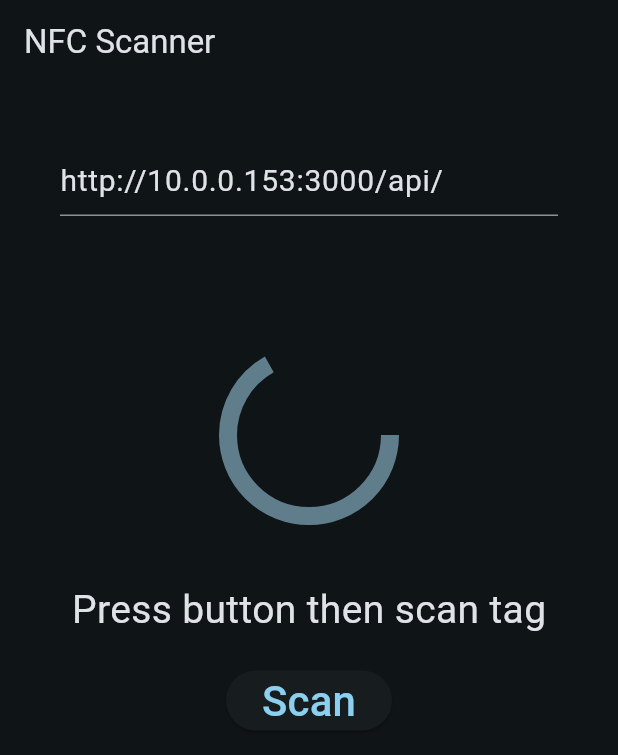
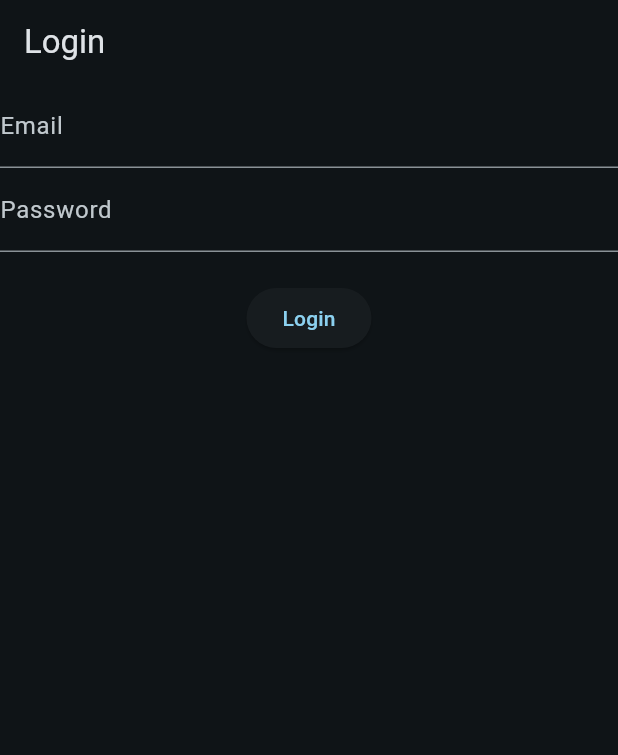
Before and after one commit to danielp1218/YRHacks2025, a Flutter app: the screen it shows after launch, on a phone screen of 412 x 824 dp. Shown: the top 755 px of the screen. Run offline on Flutter 3.47's test engine with Material 3 defaults, Android fonts, the light colour scheme and no system bars; our stand-ins replace flutter_dotenv, loading_animation_widget; missing offline and left inert: nfc_manager, supabase_auth_ui; accounts and stored records are empty.

Commit message:
mobile auth

```diff
--- /dev/null
+++ b/scanner/devtools_options.yaml
@@ -0,0 +1,3 @@
+description: This file stores settings for Dart & Flutter DevTools.
+documentation: https://docs.flutter.dev/tools/devtools/extensions#configure-extension-enablement-states
+extensions:
--- /dev/null
+++ b/scanner/lib/backend/auth.dart
@@ -0,0 +1,32 @@
+import 'package:flutter_dotenv/flutter_dotenv.dart';
+import 'package:supabase_auth_ui/supabase_auth_ui.dart';
+
+Future<void> initAuth() async {
+  Supabase.initialize(
+    url: dotenv.get('SUPABASE_URL'),
+    anonKey: dotenv.get('SUPABASE_ANON_KEY'),
+  );
+}
+
+class LoginError {
+  String message;
+  LoginError(this.message);
+}
+
+Future<LoginError?> login(String email, String password) async {
+  try {
+    final response = await Supabase.instance.client.auth.signInWithPassword(
+      email: email,
+      password: password,
+    );
+    if (response.session != null) {
+      return null;
+    } else {
+      return LoginError("Invalid Credentials");
+    }
+  } on AuthException catch (error) {
+    return LoginError(error.message);
+  } catch (error) {
+    return LoginError("Unexpected error occurred");
+  }
+}
--- a/scanner/lib/fetch_data.dart
+++ b/scanner/lib/backend/fetch_data.dart
@@ -2,7 +2,7 @@ import 'dart:convert';
 import 'dart:typed_data';
 
 import 'package:http/http.dart' as http;
-import 'package:scanner/student_data.dart';
+import 'package:scanner/backend/student_data.dart';
 import 'package:scanner/util.dart';
 
 Uint8List base64ToImage(String dataUrl) {
--- a/scanner/lib/post_data.dart
+++ b/scanner/lib/backend/post_data.dart
@@ -3,7 +3,7 @@ import 'dart:convert';
 import 'package:http/http.dart' as http;
 import 'package:scanner/util.dart';
 
-Future<void> postData(String serverUrl, String data) async {
+Future<void> postData(String data, String serverUrl) async {
   debugPrint(data);
 
   final body = jsonEncode({
--- /dev/null
+++ b/scanner/lib/components/auth.dart
@@ -0,0 +1,59 @@
+import 'package:flutter/material.dart';
+import 'package:scanner/backend/auth.dart';
+
+class AuthWidget extends StatefulWidget {
+  const AuthWidget({super.key});
+
+  @override
+  AuthWidgetState createState() => AuthWidgetState();
+}
+
+class AuthWidgetState extends State<AuthWidget> {
+  final _emailController = TextEditingController();
+  final _passwordController = TextEditingController();
+
+  bool _loading = false;
+  LoginError? _error;
+
+  Future<void> _login() async {
+    setState(() {
+      _loading = true;
+      _error = null;
+    });
+
+    final email = _emailController.text.trim();
+    final password = _passwordController.text;
+    final error = await login(email, password);
+    if (error == null) {
+      Navigator.pushReplacementNamed(context, '/scanner');
+    }
+    setState(() => _error = error);
+    setState(() => _loading = false);
+  }
+
+  @override
+  Widget build(BuildContext context) {
+    return Column(
+      children: [
+        if (_error != null)
+          Text(_error!.message, style: TextStyle(color: Colors.red)),
+        TextField(
+          controller: _emailController,
+          decoration: InputDecoration(labelText: 'Email'),
+        ),
+        TextField(
+          controller: _passwordController,
+          decoration: InputDecoration(labelText: 'Password'),
+        ),
+        SizedBox(height: 20),
+        ElevatedButton(
+          onPressed: _loading ? null : _login,
+          child:
+              _loading
+                  ? CircularProgressIndicator(color: Colors.blueGrey)
+                  : Text('Login'),
+        ),
+      ],
+    );
+  }
+}
--- /dev/null
+++ b/scanner/lib/components/login_screen.dart
@@ -0,0 +1,25 @@
+import 'package:flutter/material.dart';
+import 'package:scanner/components/auth.dart';
+
+class LoginScreen extends StatefulWidget {
+  const LoginScreen({super.key});
+
+  @override
+  State<StatefulWidget> createState() {
+    return _LoginScreenState();
+  }
+
+}
+
+class _LoginScreenState extends State<LoginScreen> {
+  @override
+  Widget build(BuildContext context) {
+    return Scaffold(
+      appBar: AppBar(title: Text('Login')),
+      body: Center(
+        child: AuthWidget()
+      ),
+    );
+  }
+
+}
--- a/scanner/lib/components/nfc_scanner.dart
+++ /dev/null
@@ -1,123 +0,0 @@
-import 'package:flutter/material.dart';
-import 'package:loading_animation_widget/loading_animation_widget.dart';
-import 'package:nfc_manager/nfc_manager.dart';
-import 'package:scanner/fetch_data.dart';
-import 'package:scanner/post_data.dart';
-import 'package:scanner/components/student.dart';
-import 'package:scanner/student_data.dart';
-import 'package:scanner/validate_data.dart';
-
-class NFCScanner extends StatefulWidget {
-  const NFCScanner({super.key});
-
-  @override
-  NFCScannerState createState() => NFCScannerState();
-}
-
-class NFCScannerState extends State<NFCScanner> {
-  String data = "Press button then scan tag";
-  StudentData? studentData;
-  String serverUrl = "http://10.0.0.153:3000/api/";
-
-  Future<void> startNFC() async {
-    setState(() => studentData = null);
-
-    bool isAvailable = await NfcManager.instance.isAvailable();
-    if (!isAvailable) {
-      setState(() {
-        data = "NFC is not available on this device";
-      });
-      return;
-    }
-
-    setState(() {
-      data = "Scan tag";
-    });
-
-    try {
-      NfcManager.instance.startSession(
-        onDiscovered: (NfcTag tag) async {
-          final Ndef? ndef = Ndef.from(tag);
-          if (ndef == null) {
-            setState(() {
-              data = "Tag is not compatible with NDEF";
-            });
-          } else {
-            final NdefMessage message = await ndef.read();
-            if (message.records.length != 1) {
-              setState(() {
-                data = "Tag does not have exactly 1 record!";
-              });
-            } else {
-              setState(() {
-                data = String.fromCharCodes(
-                  message.records.first.payload.skip(
-                    message.records.first.payload.first + 1,
-                  ),
-                ); // skip first n bytes (where n is defined by the first byte in the message) which defines the language such as "en"
-              });
-              if (isDataValidId(data)) {
-                postData(data, serverUrl);
-                setState(() => studentData = null);
-                final fetchedData = await fetchData(data, serverUrl);
-                setState(() => studentData = fetchedData);
-              }
-            }
-          }
-          NfcManager.instance.stopSession();
-        },
-      );
-    } catch (error) {
-      debugPrint("Failed to scan tag $error");
-      setState(() => data = "Failed to scan tag");
-      setState(() => studentData = null);
-    }
-  }
-
-  @override
-  Widget build(BuildContext context) {
-    return Scaffold(
-      appBar: AppBar(title: Text("NFC Scanner")),
-      body: Center(
-        child: Column(
-          children: [
-            Column(
-              mainAxisAlignment: MainAxisAlignment.center,
-              spacing: 18,
-              children: [
-                Padding(
-                  padding: const EdgeInsets.all(40.0),
-                  child: TextFormField(
-                    style: TextStyle(fontSize: 20),
-                    initialValue: "http://10.0.0.153:3000/api/",
-                    onChanged: (value) {
-                      setState(() => serverUrl = value);
-                      debugPrint(serverUrl);
-                    },
-                  ),
-                ),
-                SizedBox(height: 10),
-                studentData != null
-                    ? StudentInfo(studentData: studentData!)
-                    : Column(
-                      children: [
-                        LoadingAnimationWidget.inkDrop(
-                          color: Colors.blueGrey,
-                          size: 120,
-                        ),
-                        SizedBox(height: 20),
-                      ],
-                    ),
-                Text(data, style: TextStyle(fontSize: 26)),
-                ElevatedButton(
-                  onPressed: startNFC,
-                  child: Text("Scan", style: TextStyle(fontSize: 28)),
-                ),
-              ],
-            ),
-          ],
-        ),
-      ),
-    );
-  }
-}
--- a/scanner/lib/components/student.dart
+++ b/scanner/lib/components/student.dart
@@ -1,6 +1,6 @@
 import 'package:flutter/material.dart';
 import 'package:scanner/components/rounded_image.dart';
-import 'package:scanner/student_data.dart';
+import 'package:scanner/backend/student_data.dart';
 
 class StudentInfo extends StatelessWidget {
   final StudentData studentData;
--- a/scanner/lib/main.dart
+++ b/scanner/lib/main.dart
@@ -1,7 +1,13 @@
 import 'package:flutter/material.dart';
-import 'package:scanner/components/nfc_scanner.dart';
+import 'package:flutter_dotenv/flutter_dotenv.dart';
+import 'package:scanner/backend/auth.dart';
+import 'package:scanner/components/scanner_screen.dart';
+import 'package:scanner/components/login_screen.dart';
 
-void main() {
+Future main() async {
+  WidgetsFlutterBinding.ensureInitialized();
+  await dotenv.load();
+  await initAuth();
   runApp(const App());
 }
 
@@ -15,7 +21,11 @@ class App extends StatelessWidget {
       theme: ThemeData(
         colorScheme: ColorScheme.fromSeed(seedColor: Colors.blueGrey, brightness: Brightness.dark),
       ),
-      home: const NFCScanner(),
+      initialRoute: '/login',
+      routes: {
+        '/login': (context) => LoginScreen(),
+        '/scanner': (context) => ScannerScreen(),
+      },
     );
   }
 }
--- a/scanner/pubspec.yaml
+++ b/scanner/pubspec.yaml
@@ -9,9 +9,12 @@ environment:
 dependencies:
   flutter:
     sdk: flutter
+  flutter_dotenv: ^5.2.1
   http: ^1.3.0
   loading_animation_widget: ^1.3.0
   nfc_manager: ^3.5.0
+  supabase_auth_ui: ^0.5.4
+  supabase_flutter: ^2.8.4
 
 dev_dependencies:
   flutter_test:
@@ -20,3 +23,5 @@ dev_dependencies:
 
 flutter:
   uses-material-design: true
+  assets:
+    - .env
```
Also changed, not shown: scanner/lib/backend/nfc.dart (added, +33 -0 lines), scanner/lib/components/scanner_screen.dart (added, +93 -0 lines), scanner/lib/backend/student_data.dart (renamed from scanner/lib/student_data.dart), scanner/lib/backend/validate_data.dart (renamed from scanner/lib/validate_data.dart), scanner/pubspec.lock, 2 other files.
